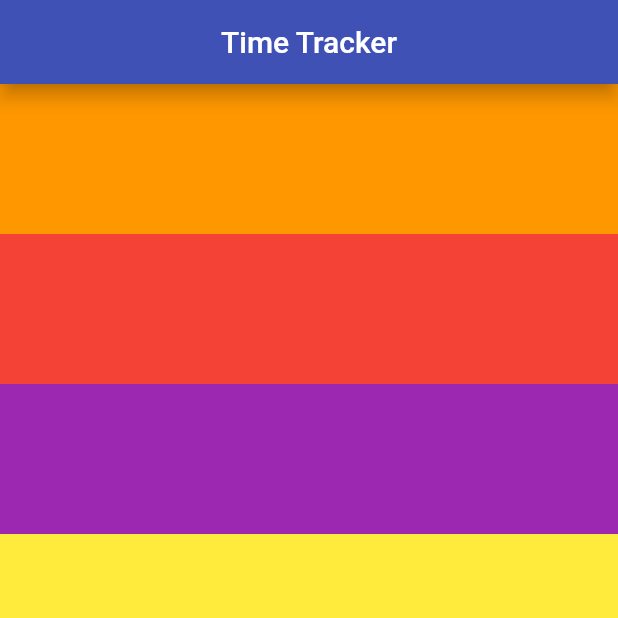
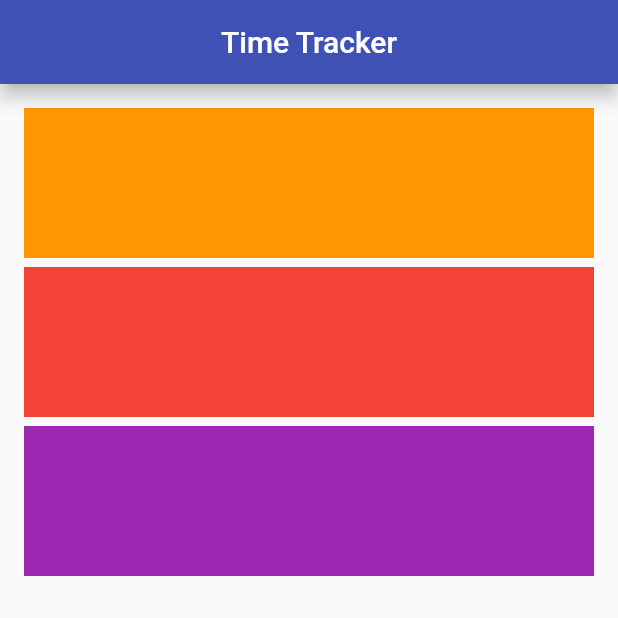
Before and after one commit to COAB1/tracking_time, a Flutter app: the screen it shows after launch, on a phone screen of 412 x 824 dp, the top half of it. Run offline on Flutter 3.47's test engine with Material 2 defaults, Android fonts, the phone set to English and light mode, and no system bars.

Commit message:
Add some padding

```diff
--- a/lib/app/sign_in/sign_in_page.dart
+++ b/lib/app/sign_in/sign_in_page.dart
@@ -14,8 +14,8 @@ class SignInPage extends StatelessWidget {
   }
 
   Widget _buildContent() {
-    return Container(
-      color: Colors.yellow,
+    return Padding(
+      padding: EdgeInsets.all(16.0),
       child: Column(
         crossAxisAlignment: CrossAxisAlignment.stretch,
         children: <Widget>[
@@ -24,11 +24,14 @@ class SignInPage extends StatelessWidget {
               child: SizedBox(
                 height: 100.0,
               )),
+              SizedBox(height: 6.0,),
           Container(
               color: Colors.red,
               child: SizedBox(
                 height: 100.0,
               )),
+              SizedBox(height: 6.0,),
+
           Container(
               color: Colors.purple,
               child: SizedBox(
```
